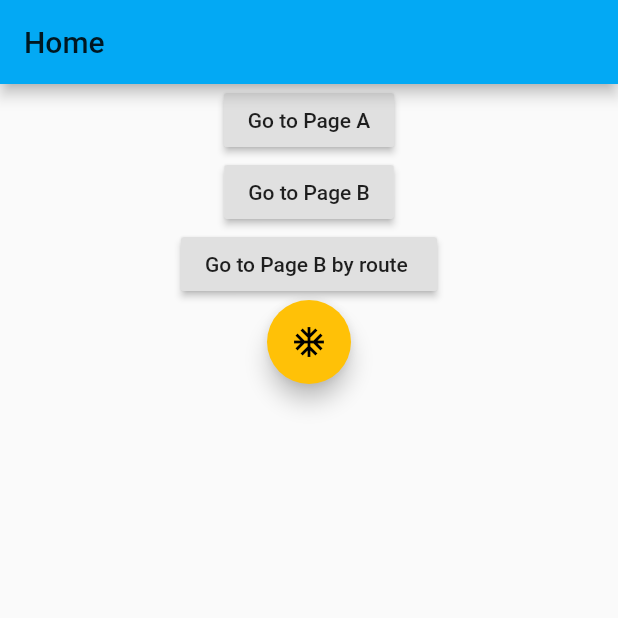
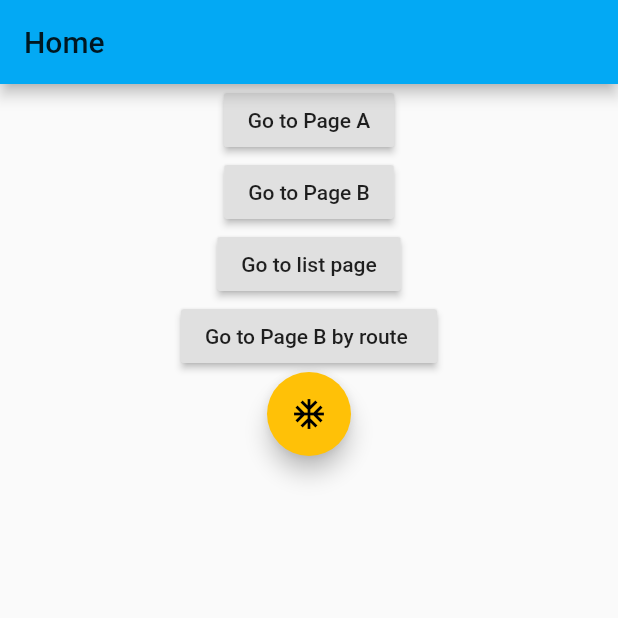
Before and after one commit to dayang123/flutter-learn, a Flutter app: the screen it shows after launch, on a phone screen of 412 x 824 dp, the top half of it. Run offline on Flutter 3.47's test engine with Material 2 defaults, Android fonts, the phone set to English and light mode, and no system bars.

```diff
--- a/lib/HomePage.dart
+++ b/lib/HomePage.dart
@@ -14,6 +14,7 @@ class HomePage extends StatelessWidget{
         child: Column(children: <Widget>[
           RaisedButton(onPressed:() {Navigator.pushNamed(context, '/page_a');}, child: Text("Go to Page A")),
           RaisedButton(onPressed:() {Navigator.pushNamed(context, "/page_b");}, child: Text("Go to Page B")),
+          RaisedButton(onPressed: (){Navigator.pushNamed(context, '/page_c');}, child: Text("Go to list page"),),
           RaisedButton(onPressed: (){Navigator.push(context, MaterialPageRoute(builder: (_) => BPage()));},child: Text("Go to Page B by route "),),
 //          Theme(      // 创建某个组件的主题
 //          data: new ThemeData(accentColor: Colors.green, primaryColor: Colors.white, brightness: Brightness.light),
--- a/lib/main.dart
+++ b/lib/main.dart
@@ -1,6 +1,7 @@
 import 'package:firstflutterapp/APage.dart';
 import 'package:firstflutterapp/BPage.dart';
 import 'package:firstflutterapp/HomePage.dart';
+import 'package:firstflutterapp/ListPage.dart';
 import 'package:flutter/material.dart';
 
 void main() => runApp(new MyApp());
@@ -16,7 +17,7 @@ class MyApp extends StatelessWidget {
         accentColor: Colors.amber
       ),
       home: HomePage(),
-      routes: {'/page_a':(_) => APage(), '/page_b':(_) => BPage()},
+      routes: {'/page_a':(_) => APage(), '/page_b':(_) => BPage(), '/page_c':(_) => ListPage()},
     );
   }
 }
```
Also changed, not shown: lib/ListPage.dart (added, +26 -0 lines).
